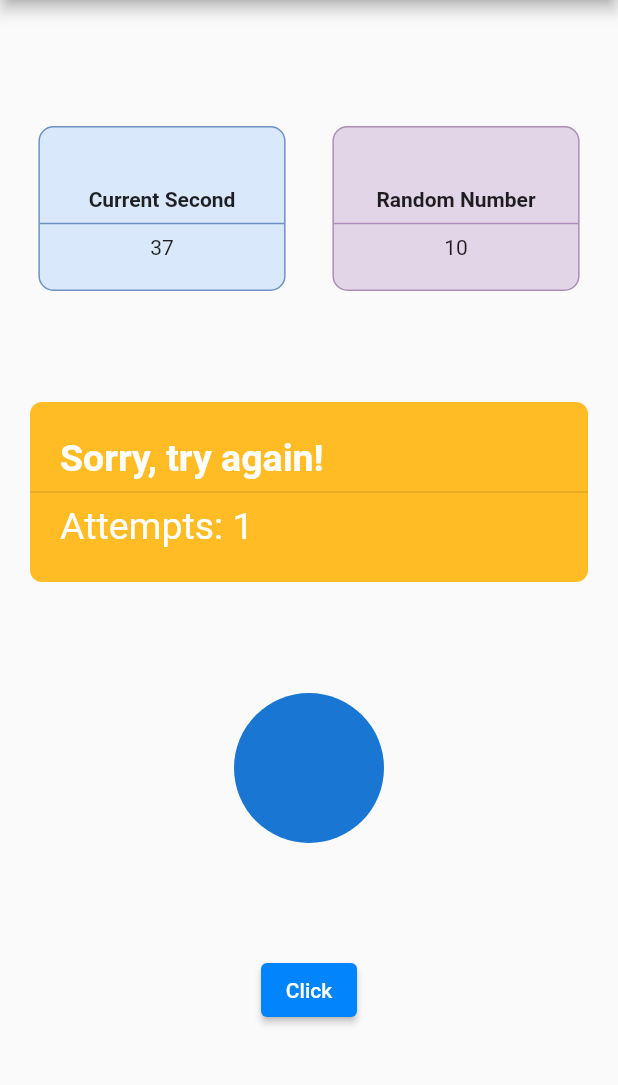
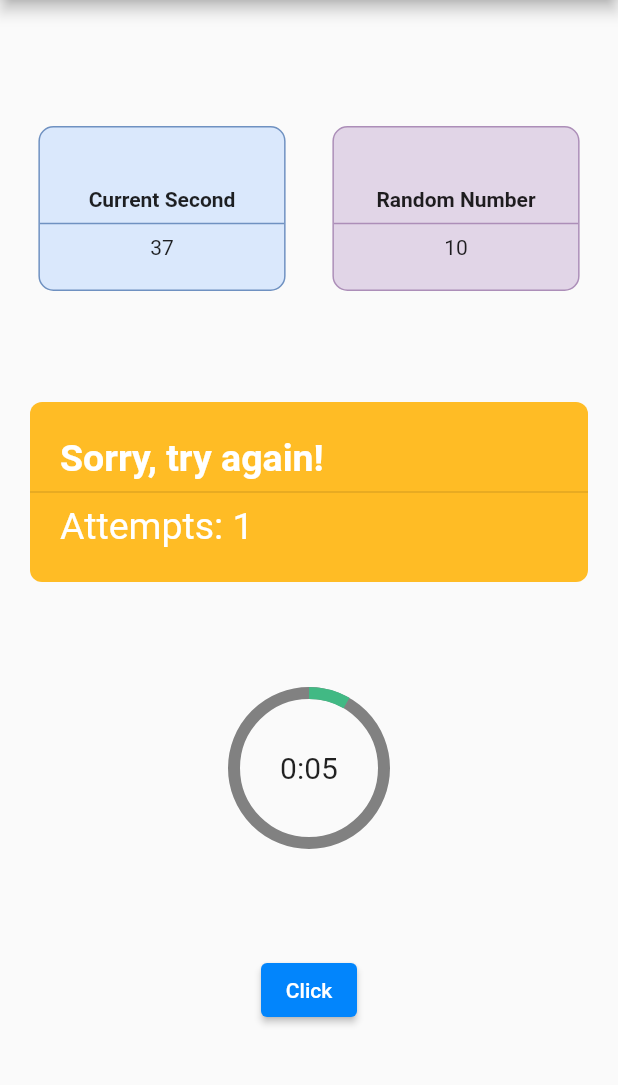
Before and after one commit to habeeb321/TapTimer-Challenge, a Flutter app: the screen it shows after launch, after a tap on "Click", on a phone screen of 412 x 824 dp, the part 84-1169 px from its top. Run offline on Flutter 3.47's test engine with Material 3 defaults, Android fonts, the phone set to English and light mode, and no system bars; our stand-ins replace get.

Commit message:
Circular timer implemented

```diff
--- /dev/null
+++ b/lib/view_model/circular_timer_controller.dart
@@ -0,0 +1,22 @@
+import 'dart:async';
+
+import 'package:get/get.dart';
+
+class CircularTimerController extends GetxController {
+  var seconds = 0.obs;
+  var formattedSeconds = ''.obs;
+  var displayText = ''.obs;
+
+  @override
+  void onInit() {
+    super.onInit();
+    ever(seconds, (_) {
+      formattedSeconds.value = (seconds.value % 60).toString().padLeft(2, '0');
+      displayText.value = '0:${formattedSeconds.value}';
+    });
+
+    Timer.periodic(const Duration(seconds: 1), (timer) {
+      seconds.value = DateTime.now().second;
+    });
+  }
+}
--- a/lib/views/home_screen/home_screen.dart
+++ b/lib/views/home_screen/home_screen.dart
@@ -1,4 +1,5 @@
 import 'package:flutter/material.dart';
+import 'package:tap_timer_challenge/views/home_screen/widgets/circular_timer_widget.dart';
 import 'package:tap_timer_challenge/views/home_screen/widgets/random_and_seconds_widget.dart';
 
 class HomeScreen extends StatelessWidget {
@@ -21,9 +22,7 @@ class HomeScreen extends StatelessWidget {
           children: [
             const RandomAndSecondsWidget(),
             const SuccessOrFailureWidget(isSuccess: false),
-            const CircleAvatar(
-              radius: 50,
-            ),
+            const CircularTimerWidget(),
             ElevatedButton(
               onPressed: () {},
               style: ButtonStyle(
--- /dev/null
+++ b/lib/views/home_screen/widgets/circular_timer_widget.dart
@@ -0,0 +1,34 @@
+import 'package:flutter/material.dart';
+import 'package:get/get.dart';
+import 'package:tap_timer_challenge/view_model/circular_timer_controller.dart';
+
+class CircularTimerWidget extends GetView<CircularTimerController> {
+  const CircularTimerWidget({super.key});
+
+  @override
+  Widget build(BuildContext context) {
+    Get.put(CircularTimerController());
+    return Obx(
+      () => Stack(
+        alignment: Alignment.center,
+        children: [
+          SizedBox(
+            height: 100,
+            width: 100,
+            child: CircularProgressIndicator(
+              backgroundColor: const Color(0xff818181),
+              value: (controller.seconds.value / 60),
+              valueColor:
+                  const AlwaysStoppedAnimation<Color>(Color(0xFF41B984)),
+              strokeWidth: 8,
+            ),
+          ),
+          Text(
+            controller.displayText.value,
+            style: const TextStyle(fontSize: 20),
+          ),
+        ],
+      ),
+    );
+  }
+}
```
